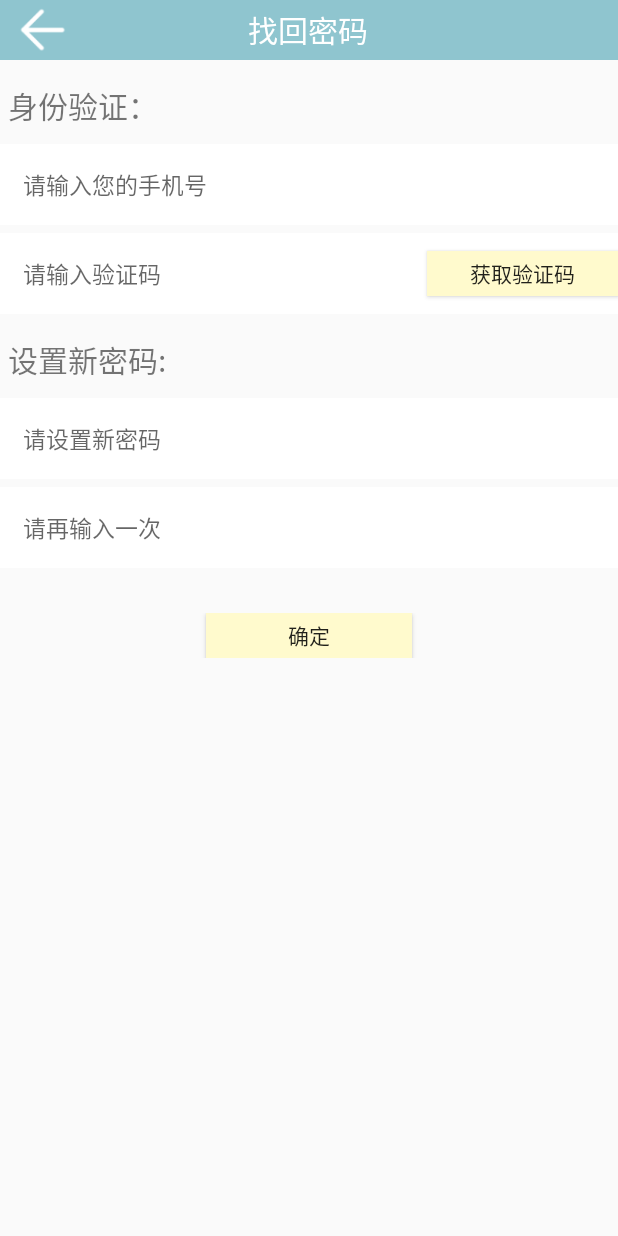
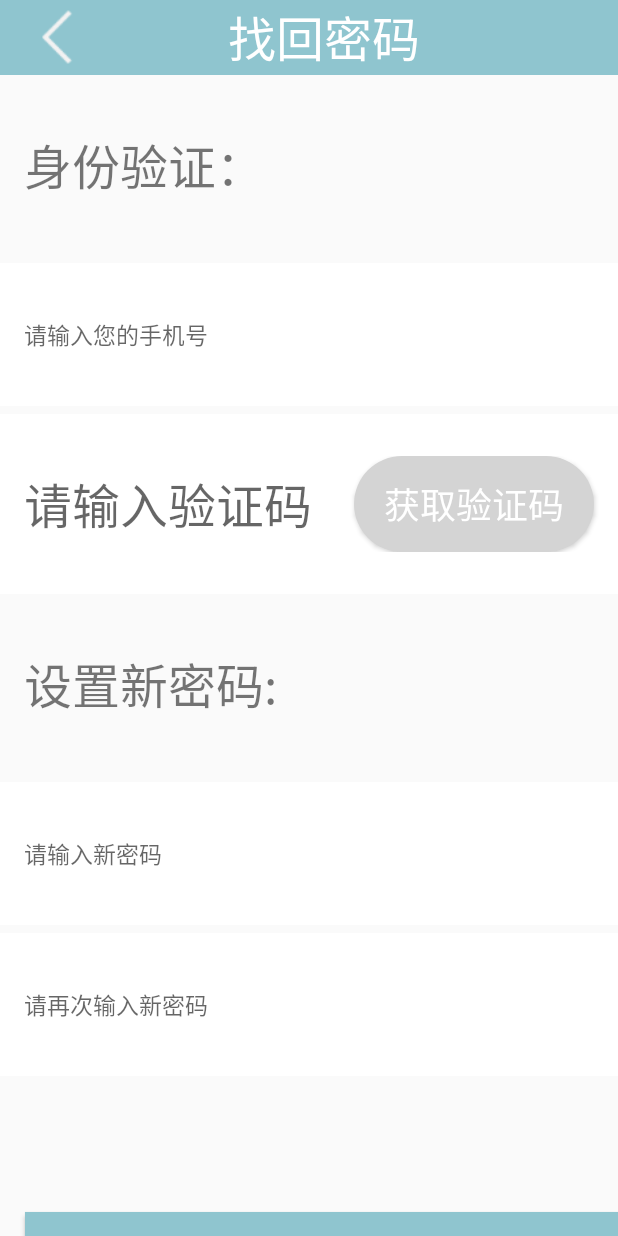
Before and after one commit to kangwenyun/XueShiShuo, an Android app: the FindKeyActivity screen opened directly, with no data from a screen before it, on a phone screen of 412 x 824 dp. Run offline under Robolectric (Android 15) with nearby library versions, the phone set to English and light mode, and no system bars.

Commit message:
找回密码界面已改好

```diff
--- a/app/src/main/java/com/se7entina/app/ui/activity/FindKeyActivity.java
+++ b/app/src/main/java/com/se7entina/app/ui/activity/FindKeyActivity.java
@@ -51,6 +51,8 @@ public class FindKeyActivity extends Activity implements View.OnClickListener {
                 Toast.makeText(this,"获取验证码成功",Toast.LENGTH_SHORT).show();
                 break;
             case R.id.confirm_1:
+                //经过判断,密码修改满足条件,成功
+                Toast.makeText(this,"密码修改成功",Toast.LENGTH_SHORT).show();
                 Intent intent = new Intent(this,LoginStudentActivity.class);
                 startActivity(intent);
                 break;
--- a/app/src/main/java/com/se7entina/app/ui/activity/MainUIActivity.java
+++ b/app/src/main/java/com/se7entina/app/ui/activity/MainUIActivity.java
@@ -2,6 +2,9 @@ package com.se7entina.app.ui.activity;
 
 import android.app.Dialog;
 import android.content.Context;
+import android.content.res.ColorStateList;
+import android.content.res.XmlResourceParser;
+import android.graphics.Color;
 import android.os.Bundle;
 import android.support.v4.app.Fragment;
 import android.support.v4.app.FragmentActivity;
--- /dev/null
+++ b/app/src/main/res/drawable/rect_corner.xml
@@ -0,0 +1,10 @@
+<?xml version="1.0" encoding="utf-8"?>
+<shape xmlns:android="http://schemas.android.com/apk/res/android"
+    android:shape="rectangle">
+    <!-- 填充颜色 -->
+    <solid android:color="#D4D4D4"></solid>
+
+    <!-- 矩形的圆角半径 -->
+    <corners android:radius="36pt" />
+
+</shape>
--- a/app/src/main/res/layout/find_the_key.xml
+++ b/app/src/main/res/layout/find_the_key.xml
@@ -6,15 +6,17 @@
 
     <LinearLayout
         android:layout_width="match_parent"
-        android:layout_height="40dp"
-        android:background="#8FC5CF">
+        android:layout_height="@dimen/title_height"
+        android:background="#8FC5CF"
+        android:orientation="horizontal">
         <ImageView
             android:id="@+id/find_key_back"
-            android:layout_width="0dp"
-            android:layout_height="wrap_content"
+            android:layout_width="32px"
+            android:layout_height="54px"
             android:layout_weight="1"
+            android:layout_gravity="center"
             android:onClick="back"
-            android:src="@mipmap/nav_icon_back_3"/>
+            android:src="@mipmap/back1"/>
         <LinearLayout
             android:layout_width="0dp"
             android:layout_height="match_parent"
@@ -25,7 +27,7 @@
                 android:layout_height="match_parent"
                 android:background="@android:color/transparent"
                 android:text="@string/find_the_key"
-                android:textSize="20sp"
+                android:textSize="48px"
                 android:textColor="#FFFFFF"
                 android:layout_gravity="center_horizontal"
                 android:gravity="center"/>
@@ -39,11 +41,11 @@
     <TextView
         android:layout_width="match_parent"
         android:layout_height="wrap_content"
-        android:layout_marginTop="15dp"
-        android:layout_marginBottom="5dp"
-        android:layout_marginLeft="5dp"
+        android:layout_marginTop="54px"
+        android:layout_marginBottom="54px"
+        android:layout_marginLeft="24px"
         android:text="@string/identity_authentication"
-        android:textSize="20sp"/>
+        android:textSize="48px"/>
     <LinearLayout
         android:layout_width="match_parent"
         android:layout_height="wrap_content"
@@ -53,7 +55,9 @@
             android:id="@+id/input_phone_number_hint"
             android:layout_width="match_parent"
             android:layout_height="wrap_content"
-            android:layout_margin="15dp"
+            android:layout_marginTop="54px"
+            android:layout_marginBottom="54px"
+            android:layout_marginLeft="24px"
             android:background="@android:color/transparent"
             android:hint="@string/input_phone_number_hint"
             android:textSize="15sp"/>
@@ -66,31 +70,40 @@
         android:orientation="horizontal">
         <EditText
             android:id="@+id/input_verification_code_hint"
-            android:layout_width="0dp"
+            android:layout_width="wrap_content"
             android:layout_height="wrap_content"
-            android:layout_weight="2"
-            android:layout_margin="15dp"
+            android:layout_marginTop="54px"
+            android:layout_marginLeft="24px"
+            android:layout_marginBottom="54px"
             android:background="@android:color/transparent"
             android:hint="@string/input_verification_code_hint"
-            android:textSize="15sp"/>
-        <Button
-            android:id="@+id/get_verification_code"
-            android:layout_width="0dp"
-            android:layout_height="30dp"
-            android:layout_weight="1"
+            android:textSize="48px"/>
+        <LinearLayout
+            android:layout_width="match_parent"
+            android:layout_height="wrap_content"
             android:layout_gravity="center"
-            android:background="#FFFACD"
-            android:text="@string/get_verification_code"/>
+            android:orientation="vertical">
+            <Button
+                android:id="@+id/get_verification_code"
+                android:layout_width="240px"
+                android:layout_height="96px"
+                android:layout_marginRight="24px"
+                android:layout_gravity="right"
+                android:background="@drawable/rect_corner"
+                android:text="@string/get_verification_code"
+                android:textSize="36px"
+                android:textColor="@color/white"/>
+        </LinearLayout>
     </LinearLayout>
     <TextView
         android:layout_width="match_parent"
         android:layout_height="wrap_content"
-        android:layout_marginTop="15dp"
-        android:layout_marginBottom="5dp"
-        android:layout_marginLeft="5dp"
+        android:layout_marginTop="54px"
+        android:layout_marginBottom="54px"
+        android:layout_marginLeft="24px"
         android:background="@android:color/transparent"
         android:text="@string/set_new_key"
-        android:textSize="20sp"/>
+        android:textSize="48px"/>
     <LinearLayout
         android:layout_width="match_parent"
         android:layout_height="wrap_content"
@@ -100,7 +113,9 @@
             android:id="@+id/input_the_new_key_hint"
             android:layout_width="match_parent"
             android:layout_height="wrap_content"
-            android:layout_margin="15dp"
+            android:layout_marginTop="54px"
+            android:layout_marginBottom="54px"
+            android:layout_marginLeft="24px"
             android:background="@android:color/transparent"
             android:password="true"
             android:hint="@string/input_the_new_key_hint"
@@ -115,32 +130,24 @@
             android:id="@+id/input_the_new_key_again_hint"
             android:layout_width="match_parent"
             android:layout_height="wrap_content"
-            android:layout_margin="15dp"
+            android:layout_marginTop="54px"
+            android:layout_marginBottom="54px"
+            android:layout_marginLeft="24px"
             android:background="@android:color/transparent"
             android:password="true"
             android:hint="@string/input_the_new_key_again_hint"
             android:textSize="15sp"/>
     </LinearLayout>
-    <LinearLayout
-        android:layout_width="match_parent"
-        android:layout_height="30dp"
-        android:layout_marginTop="30dp">
-        <TextView
-            android:layout_width="0dp"
-            android:layout_height="match_parent"
-            android:layout_weight="1"/>
-        <Button
-            android:id="@+id/confirm_1"
-            android:layout_width="0dp"
-            android:layout_height="match_parent"
-            android:layout_weight="1"
-            android:gravity="center"
-            android:text="@string/confirm"
-            android:background="#FFFACD"/>
-        <TextView
-            android:layout_width="0dp"
-            android:layout_height="match_parent"
-            android:layout_weight="1"/>
-    </LinearLayout>
+    <Button
+        android:id="@+id/confirm_1"
+        android:layout_width="1030px"
+        android:layout_height="150px"
+        android:layout_marginTop="136px"
+        android:layout_marginLeft="25px"
+        android:gravity="center"
+        android:background="#8FC5CF"
+        android:text="@string/confirm"
+        android:textSize="48px"
+        android:textColor="@color/white"/>
 
 </LinearLayout>
--- a/app/src/main/res/layout/head.xml
+++ b/app/src/main/res/layout/head.xml
@@ -4,7 +4,6 @@
     android:layout_width="match_parent"
     android:layout_height="match_parent"
     android:background="#8FC5CF">
-
 
 
     <TextView
--- a/app/src/main/res/values/dimens.xml
+++ b/app/src/main/res/values/dimens.xml
@@ -5,4 +5,5 @@
     <dimen name="item_height">40dp</dimen>
     <dimen name="pic_height">15dp</dimen>
     <dimen name="head">44dp</dimen>
+    <dimen name="title_height">50dp</dimen>
 </resources>
--- a/app/src/main/res/values/strings.xml
+++ b/app/src/main/res/values/strings.xml
@@ -85,8 +85,8 @@
     <string name="input_verification_code_hint">请输入验证码</string>
     <string name="get_verification_code">获取验证码</string>
     <string name="set_new_key">设置新密码:</string>
-    <string name="input_the_new_key_hint">请设置新密码</string>
-    <string name="input_the_new_key_again_hint">请再输入一次</string>
+    <string name="input_the_new_key_hint">请输入新密码</string>
+    <string name="input_the_new_key_again_hint">请再次输入新密码</string>
     <string name="register_teacher">家教注册</string>
     <string name="register_student">学生注册</string>
     <string name="set_the_key">设置密码:</string>
```
Also changed, not shown: app/src/main/res/mipmap-xhdpi/back1.png (added).
